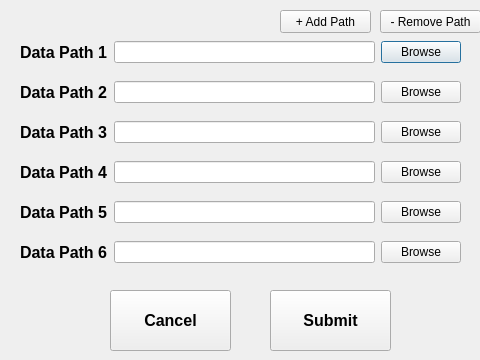
Old version of the form datapaths.ui in the repository abcucberkeley/PetaKit5D-GUI.
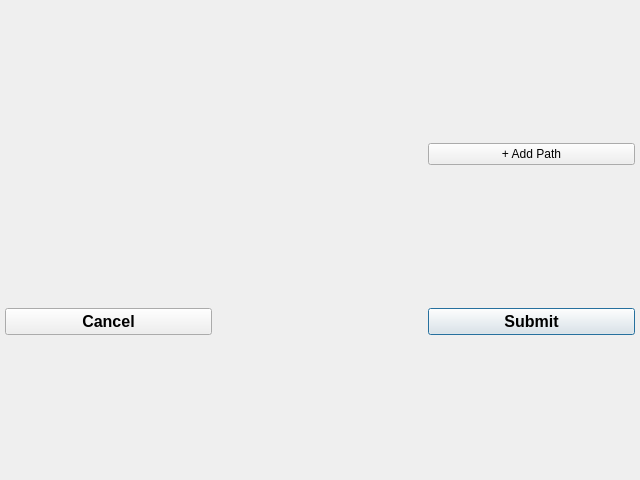
New version of the form.

Commit message: Redoing data form. Still needs tuple restructure and slot connects

The edit to the form file:
```diff
--- a/datapaths.ui
+++ b/datapaths.ui
@@ -6,409 +6,75 @@
    <rect>
     <x>0</x>
     <y>0</y>
-    <width>480</width>
-    <height>360</height>
+    <width>640</width>
+    <height>480</height>
    </rect>
   </property>
   <property name="windowTitle">
    <string>Add Paths</string>
   </property>
-  <widget class="QWidget" name="layoutWidget">
-   <property name="geometry">
-    <rect>
-     <x>20</x>
-     <y>40</y>
-     <width>441</width>
-     <height>25</height>
-    </rect>
+  <layout class="QGridLayout" name="gridLayout">
+   <property name="leftMargin">
+    <number>5</number>
    </property>
-   <layout class="QHBoxLayout" name="horizontalLayout">
-    <item>
-     <widget class="QLabel" name="dataPath1Label">
-      <property name="font">
-       <font>
-        <pointsize>12</pointsize>
-        <weight>75</weight>
-        <bold>true</bold>
-        <strikeout>false</strikeout>
-        <kerning>true</kerning>
-       </font>
-      </property>
-      <property name="text">
-       <string>Data Path 1</string>
-      </property>
-     </widget>
-    </item>
-    <item>
-     <widget class="QLineEdit" name="dataPath1LineEdit">
-      <property name="enabled">
-       <bool>true</bool>
-      </property>
-      <property name="text">
-       <string/>
-      </property>
-      <property name="frame">
-       <bool>true</bool>
-      </property>
-      <property name="alignment">
-       <set>Qt::AlignLeading|Qt::AlignLeft|Qt::AlignVCenter</set>
-      </property>
-      <property name="clearButtonEnabled">
-       <bool>false</bool>
-      </property>
-     </widget>
-    </item>
-    <item>
-     <widget class="QPushButton" name="dataPath1BrowseButton">
-      <property name="text">
-       <string>Browse</string>
-      </property>
-      <property name="autoDefault">
-       <bool>true</bool>
-      </property>
-     </widget>
-    </item>
-   </layout>
-  </widget>
-  <widget class="QPushButton" name="addPathButton">
-   <property name="enabled">
-    <bool>true</bool>
+   <property name="topMargin">
+    <number>5</number>
    </property>
-   <property name="geometry">
-    <rect>
-     <x>280</x>
-     <y>10</y>
-     <width>91</width>
-     <height>23</height>
-    </rect>
+   <property name="rightMargin">
+    <number>5</number>
    </property>
-   <property name="text">
-    <string>+ Add Path</string>
+   <property name="bottomMargin">
+    <number>5</number>
    </property>
-  </widget>
-  <widget class="QPushButton" name="removePathButton">
-   <property name="geometry">
-    <rect>
-     <x>380</x>
-     <y>10</y>
-     <width>101</width>
-     <height>23</height>
-    </rect>
+   <property name="spacing">
+    <number>5</number>
    </property>
-   <property name="text">
-    <string>- Remove Path</string>
-   </property>
-  </widget>
-  <widget class="QWidget" name="layoutWidget_2">
-   <property name="geometry">
-    <rect>
-     <x>20</x>
-     <y>80</y>
-     <width>441</width>
-     <height>25</height>
-    </rect>
-   </property>
-   <layout class="QHBoxLayout" name="horizontalLayout_2">
-    <item>
-     <widget class="QLabel" name="dataPath2Label">
-      <property name="font">
-       <font>
-        <pointsize>12</pointsize>
-        <weight>75</weight>
-        <bold>true</bold>
-        <strikeout>false</strikeout>
-        <kerning>true</kerning>
-       </font>
-      </property>
-      <property name="text">
-       <string>Data Path 2</string>
-      </property>
-     </widget>
-    </item>
-    <item>
-     <widget class="QLineEdit" name="dataPath2LineEdit">
-      <property name="enabled">
-       <bool>true</bool>
-      </property>
-      <property name="text">
-       <string/>
-      </property>
-      <property name="frame">
-       <bool>true</bool>
-      </property>
-      <property name="alignment">
-       <set>Qt::AlignLeading|Qt::AlignLeft|Qt::AlignVCenter</set>
-      </property>
-      <property name="clearButtonEnabled">
-       <bool>false</bool>
-      </property>
-     </widget>
-    </item>
-    <item>
-     <widget class="QPushButton" name="dataPath2BrowseButton">
-      <property name="text">
-       <string>Browse</string>
-      </property>
-     </widget>
-    </item>
-   </layout>
-  </widget>
-  <widget class="QWidget" name="layoutWidget_3">
-   <property name="geometry">
-    <rect>
-     <x>20</x>
-     <y>120</y>
-     <width>441</width>
-     <height>25</height>
-    </rect>
-   </property>
-   <layout class="QHBoxLayout" name="horizontalLayout_3">
-    <item>
-     <widget class="QLabel" name="dataPath3Label">
-      <property name="font">
-       <font>
-        <pointsize>12</pointsize>
-        <weight>75</weight>
-        <bold>true</bold>
-        <strikeout>false</strikeout>
-        <kerning>true</kerning>
-       </font>
-      </property>
-      <property name="text">
-       <string>Data Path 3</string>
-      </property>
-     </widget>
-    </item>
-    <item>
-     <widget class="QLineEdit" name="dataPath3LineEdit">
-      <property name="enabled">
-       <bool>true</bool>
-      </property>
-      <property name="text">
-       <string/>
-      </property>
-      <property name="frame">
-       <bool>true</bool>
-      </property>
-      <property name="alignment">
-       <set>Qt::AlignLeading|Qt::AlignLeft|Qt::AlignVCenter</set>
-      </property>
-      <property name="clearButtonEnabled">
-       <bool>false</bool>
-      </property>
-     </widget>
-    </item>
-    <item>
-     <widget class="QPushButton" name="dataPath3BrowseButton">
-      <property name="text">
-       <string>Browse</string>
-      </property>
-     </widget>
-    </item>
-   </layout>
-  </widget>
-  <widget class="QWidget" name="layoutWidget_4">
-   <property name="geometry">
-    <rect>
-     <x>20</x>
-     <y>160</y>
-     <width>441</width>
-     <height>25</height>
-    </rect>
-   </property>
-   <layout class="QHBoxLayout" name="horizontalLayout_4">
-    <item>
-     <widget class="QLabel" name="dataPath4Label">
-      <property name="font">
-       <font>
-        <pointsize>12</pointsize>
-        <weight>75</weight>
-        <bold>true</bold>
-        <strikeout>false</strikeout>
-        <kerning>true</kerning>
-       </font>
-      </property>
-      <property name="text">
-       <string>Data Path 4</string>
-      </property>
-     </widget>
-    </item>
-    <item>
-     <widget class="QLineEdit" name="dataPath4LineEdit">
-      <property name="enabled">
-       <bool>true</bool>
-      </property>
-      <property name="text">
-       <string/>
-      </property>
-      <property name="frame">
-       <bool>true</bool>
-      </property>
-      <property name="alignment">
-       <set>Qt::AlignLeading|Qt::AlignLeft|Qt::AlignVCenter</set>
-      </property>
-      <property name="clearButtonEnabled">
-       <bool>false</bool>
-      </property>
-     </widget>
-    </item>
-    <item>
-     <widget class="QPushButton" name="dataPath4BrowseButton">
-      <property name="text">
-       <string>Browse</string>
-      </property>
-     </widget>
-    </item>
-   </layout>
-  </widget>
-  <widget class="QWidget" name="layoutWidget_5">
-   <property name="geometry">
-    <rect>
-     <x>20</x>
-     <y>200</y>
-     <width>441</width>
-     <height>25</height>
-    </rect>
-   </property>
-   <layout class="QHBoxLayout" name="horizontalLayout_5">
-    <item>
-     <widget class="QLabel" name="dataPath5Label">
-      <property name="font">
-       <font>
-        <pointsize>12</pointsize>
-        <weight>75</weight>
-        <bold>true</bold>
-        <strikeout>false</strikeout>
-        <kerning>true</kerning>
-       </font>
-      </property>
-      <property name="text">
-       <string>Data Path 5</string>
-      </property>
-     </widget>
-    </item>
-    <item>
-     <widget class="QLineEdit" name="dataPath5LineEdit">
-      <property name="enabled">
-       <bool>true</bool>
-      </property>
-      <property name="text">
-       <string/>
-      </property>
-      <property name="frame">
-       <bool>true</bool>
-      </property>
-      <property name="alignment">
-       <set>Qt::AlignLeading|Qt::AlignLeft|Qt::AlignVCenter</set>
-      </property>
-      <property name="clearButtonEnabled">
-       <bool>false</bool>
-      </property>
-     </widget>
-    </item>
-    <item>
-     <widget class="QPushButton" name="dataPath5BrowseButton">
-      <property name="text">
-       <string>Browse</string>
-      </property>
-     </widget>
-    </item>
-   </layout>
-  </widget>
-  <widget class="QWidget" name="layoutWidget_6">
-   <property name="geometry">
-    <rect>
-     <x>20</x>
-     <y>240</y>
-     <width>441</width>
-     <height>25</height>
-    </rect>
-   </property>
-   <layout class="QHBoxLayout" name="horizontalLayout_6">
-    <item>
-     <widget class="QLabel" name="dataPath6Label">
-      <property name="font">
-       <font>
-        <pointsize>12</pointsize>
-        <weight>75</weight>
-        <bold>true</bold>
-        <strikeout>false</strikeout>
-        <kerning>true</kerning>
-       </font>
-      </property>
-      <property name="text">
-       <string>Data Path 6</string>
-      </property>
-     </widget>
-    </item>
-    <item>
-     <widget class="QLineEdit" name="dataPath6LineEdit">
-      <property name="enabled">
-       <bool>true</bool>
-      </property>
-      <property name="text">
-       <string/>
-      </property>
-      <property name="frame">
-       <bool>true</bool>
-      </property>
-      <property name="alignment">
-       <set>Qt::AlignLeading|Qt::AlignLeft|Qt::AlignVCenter</set>
-      </property>
-      <property name="clearButtonEnabled">
-       <bool>false</bool>
-      </property>
-     </widget>
-    </item>
-    <item>
-     <widget class="QPushButton" name="dataPath6BrowseButton">
-      <property name="text">
-       <string>Browse</string>
-      </property>
-     </widget>
-    </item>
-   </layout>
-  </widget>
-  <widget class="QPushButton" name="submitButton">
-   <property name="geometry">
-    <rect>
-     <x>270</x>
-     <y>290</y>
-     <width>121</width>
-     <height>61</height>
-    </rect>
-   </property>
-   <property name="font">
-    <font>
-     <pointsize>12</pointsize>
-     <weight>75</weight>
-     <bold>true</bold>
-    </font>
-   </property>
-   <property name="text">
-    <string>Submit</string>
-   </property>
-  </widget>
-  <widget class="QPushButton" name="cancelButton">
-   <property name="geometry">
-    <rect>
-     <x>110</x>
-     <y>290</y>
-     <width>121</width>
-     <height>61</height>
-    </rect>
-   </property>
-   <property name="font">
-    <font>
-     <pointsize>12</pointsize>
-     <weight>75</weight>
-     <bold>true</bold>
-    </font>
-   </property>
-   <property name="text">
-    <string>Cancel</string>
-   </property>
-  </widget>
+   <item row="3" column="2">
+    <widget class="QPushButton" name="submitButton">
+     <property name="font">
+      <font>
+       <pointsize>12</pointsize>
+       <weight>75</weight>
+       <bold>true</bold>
+      </font>
+     </property>
+     <property name="text">
+      <string>Submit</string>
+     </property>
+    </widget>
+   </item>
+   <item row="1" column="0" colspan="3">
+    <layout class="QVBoxLayout" name="dataPathsVerticalLayout">
+     <property name="spacing">
+      <number>5</number>
+     </property>
+    </layout>
+   </item>
+   <item row="3" column="0">
+    <widget class="QPushButton" name="cancelButton">
+     <property name="font">
+      <font>
+       <pointsize>12</pointsize>
+       <weight>75</weight>
+       <bold>true</bold>
+      </font>
+     </property>
+     <property name="text">
+      <string>Cancel</string>
+     </property>
+    </widget>
+   </item>
+   <item row="0" column="2">
+    <widget class="QPushButton" name="addPathButton">
+     <property name="enabled">
+      <bool>true</bool>
+     </property>
+     <property name="text">
+      <string>+ Add Path</string>
+     </property>
+    </widget>
+   </item>
+  </layout>
  </widget>
  <resources/>
  <connections/>
```
The commit also changes 2 other files.
